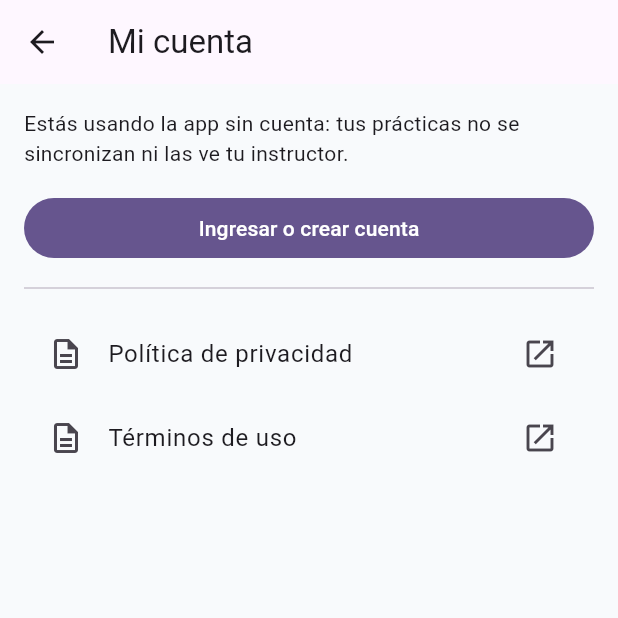
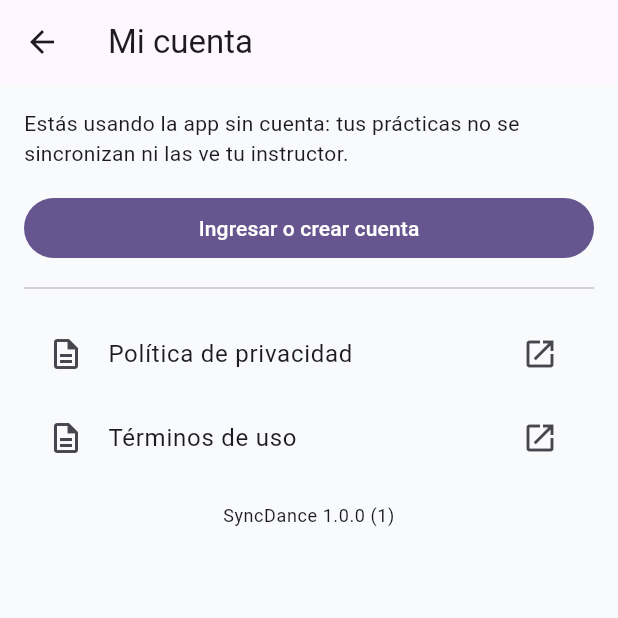
Before and after one commit to Brayanbrx/syncdance, a Flutter app: the HomeScreen screen opened by its route, after a tap on the "account circle" icon, on a phone screen of 412 x 824 dp, the top half of it. Run offline on Flutter 3.47's test engine with Material 3 defaults, Android fonts, the phone set to English and light mode, and no system bars; our stand-ins replace camera, flutter_dotenv, flutter_secure_storage, go_router, package_info_plus, video_player and 1 more; missing offline and left inert: google_mlkit_pose_detection; accounts and stored records are empty; network calls fail.

Commit message:
feat(mobile): avisos de version nueva, informes de fallas e icono para repartir el APK
La app se reparte como APK, sin Google Play:

- Al abrir el inicio pregunta una vez a /api/app/latest/ y, si hay un APK
  con versionCode mayor, ofrece descargarlo e instalarlo encima (se
  conservan practicas y rutinas). Mi cuenta muestra la version instalada,
  lo primero que se pregunta en soporte.
- Una build de release sin servidor HTTPS no intenta conectarse: Android
  bloquea http fuera de las builds de depuracion y solo habria errores de
  red sin explicacion. Muestra que esa copia no tiene servidor configurado.
- Las builds de release envian sus fallas al servidor (tipo, primeras
  lineas de la pila, versiones; sin cuenta ni datos del cuerpo), una vez
  por lugar y como maximo 10 por ejecucion, quitando correos, tokens y
  numeros largos del mensaje.
- scripts/build_release.ps1 compila con el servidor HTTPS y la clave
  propia, se niega si falta algo o si el codigo no supera al publicado e
  imprime tamano y SHA-256.
- Icono propio: una figura bailando sobre el indigo de la marca, con el
  lado izquierdo naranja y el derecho celeste como colorea la app los lados
  del cuerpo; adaptable en Android 8+ y PNG para Android 7.
- El nombre visible es SyncDance en todas partes.

El README de Android corrige la instruccion que compilaba con http (una
build de release no podia conectarse) y explica la publicacion y el VPS.

```diff
--- /dev/null
+++ b/mobile/lib/core/update/update_banner.dart
@@ -0,0 +1,89 @@
+import 'package:flutter/material.dart';
+
+import '../config/web_links.dart';
+import 'app_update.dart';
+
+/// Tells the student a newer APK exists and downloads it in the browser.
+/// Installing it over the current app keeps their practices and routines.
+class UpdateBanner extends StatefulWidget {
+  const UpdateBanner({this.check, this.openPage, super.key});
+
+  /// Defaults to [UpdateChecker.session] (one request per app run).
+  final Future<AppRelease?> Function()? check;
+
+  /// Opens a path of the SyncDance web; defaults to [openWebPage].
+  final Future<bool> Function(String path)? openPage;
+
+  @override
+  State<UpdateBanner> createState() => _UpdateBannerState();
+}
+
+class _UpdateBannerState extends State<UpdateBanner> {
+  AppRelease? _release;
+  bool _dismissed = false;
+
+  @override
+  void initState() {
+    super.initState();
+    (widget.check ?? UpdateChecker.session)().then((release) {
+      if (mounted) setState(() => _release = release);
+    });
+  }
+
+  Future<void> _download(AppRelease release) async {
+    final opened = await (widget.openPage ?? openWebPage)(release.downloadPath);
+    if (!opened && mounted) {
+      ScaffoldMessenger.of(context).showSnackBar(
+        const SnackBar(content: Text('No se pudo abrir el navegador.')),
+      );
+    }
+  }
+
+  @override
+  Widget build(BuildContext context) {
+    final release = _release;
+    if (release == null || _dismissed) return const SizedBox.shrink();
+    final size = release.sizeBytes == null
+        ? ''
+        : ' (${(release.sizeBytes! / (1024 * 1024)).toStringAsFixed(0)} MB)';
+    final scheme = Theme.of(context).colorScheme;
+    return Card(
+      color: scheme.tertiaryContainer,
+      margin: const EdgeInsets.only(bottom: 16),
+      child: Padding(
+        padding: const EdgeInsets.fromLTRB(16, 16, 16, 8),
+        child: Column(
+          crossAxisAlignment: CrossAxisAlignment.start,
+          children: [
+            Text(
+              'Hay una versión nueva: ${release.versionName}',
+              style: Theme.of(context).textTheme.titleMedium,
+            ),
+            const SizedBox(height: 4),
+            Text(
+              'Descárgala$size e instálala encima de esta: tus prácticas y '
+              'rutinas guardadas se conservan.',
+            ),
+            if (release.notes.isNotEmpty) ...[
+              const SizedBox(height: 4),
+              Text(release.notes),
+            ],
+            OverflowBar(
+              alignment: MainAxisAlignment.end,
+              children: [
+                TextButton(
+                  onPressed: () => setState(() => _dismissed = true),
+                  child: const Text('Ahora no'),
+                ),
+                FilledButton(
+                  onPressed: () => _download(release),
+                  child: const Text('Descargar'),
+                ),
+              ],
+            ),
+          ],
+        ),
+      ),
+    );
+  }
+}
--- a/mobile/lib/features/auth/account_screen.dart
+++ b/mobile/lib/features/auth/account_screen.dart
@@ -3,6 +3,7 @@ import 'package:go_router/go_router.dart';
 
 import '../../core/config/web_links.dart';
 import '../../core/network/catalog_session.dart';
+import '../../core/update/app_update.dart';
 import '../routines/reference/catalog_api.dart';
 import '../routines/reference/motion_reference.dart';
 import 'account_data.dart';
@@ -14,9 +15,13 @@ class AccountScreen extends StatelessWidget {
     this.session,
     this.eraseLocal,
     this.openPage,
+    this.version,
     super.key,
   });
   final CatalogSession? session;
+
+  /// The installed version, shown for support; defaults to [InstalledVersion.read].
+  final Future<InstalledVersion?> Function()? version;
 
   /// Opens a web page (privacy, terms) in the browser; defaults to [openWebPage].
   final Future<bool> Function(String path)? openPage;
@@ -51,6 +56,22 @@ class AccountScreen extends StatelessWidget {
             }
           },
         ),
+      // Support asks for it first: which APK is this phone running?
+      FutureBuilder<InstalledVersion?>(
+        future: (version ?? InstalledVersion.read)(),
+        builder: (context, snapshot) {
+          final installed = snapshot.data;
+          if (installed == null) return const SizedBox.shrink();
+          return Padding(
+            padding: const EdgeInsets.all(16),
+            child: Text(
+              'SyncDance ${installed.name} (${installed.code})',
+              textAlign: TextAlign.center,
+              style: Theme.of(context).textTheme.bodySmall,
+            ),
+          );
+        },
+      ),
     ];
     return Scaffold(
       appBar: AppBar(title: const Text('Mi cuenta')),
--- a/mobile/lib/features/auth/login_screen.dart
+++ b/mobile/lib/features/auth/login_screen.dart
@@ -69,7 +69,7 @@ class _LoginScreenState extends State<LoginScreen> {
   @override
   Widget build(BuildContext context) {
     return Scaffold(
-      appBar: AppBar(title: const Text('SyncDance AI')),
+      appBar: AppBar(title: const Text('SyncDance')),
       body: SingleChildScrollView(
         padding: const EdgeInsets.all(24),
         child: Column(
--- a/mobile/lib/features/home/home_screen.dart
+++ b/mobile/lib/features/home/home_screen.dart
@@ -1,5 +1,7 @@
 import 'package:flutter/material.dart';
 import 'package:go_router/go_router.dart';
+
+import '../../core/update/update_banner.dart';
 
 class HomeScreen extends StatelessWidget {
   const HomeScreen({super.key});
@@ -20,6 +22,8 @@ class HomeScreen extends StatelessWidget {
       body: ListView(
         padding: const EdgeInsets.all(16),
         children: [
+          // Outside Google Play this is how a student learns of a new APK.
+          const UpdateBanner(),
           // The main path: the catalog has one-tap Bailar and the best stars.
           Card(
             color: Theme.of(context).colorScheme.primaryContainer,
--- a/mobile/lib/main.dart
+++ b/mobile/lib/main.dart
@@ -1,9 +1,12 @@
 import 'dart:async';
 
+import 'package:flutter/foundation.dart';
 import 'package:flutter/material.dart';
 import 'package:flutter_dotenv/flutter_dotenv.dart';
 import 'package:go_router/go_router.dart';
 
+import 'core/config/api_config.dart';
+import 'core/errors/error_reporter.dart';
 import 'core/network/catalog_session.dart';
 import 'core/routing/app_router.dart';
 import 'core/theme/app_theme.dart';
@@ -12,6 +15,13 @@ import 'features/training/history/session_sync.dart';
 Future<void> main() async {
   WidgetsFlutterBinding.ensureInitialized();
   await dotenv.load(fileName: '.env.example');
+  final problem = ApiConfig.releaseProblem();
+  if (problem != null) {
+    runApp(MisconfiguredApp(problem));
+    return;
+  }
+  // Outside Google Play nobody else tells us the app failed on a phone.
+  if (kReleaseMode) ErrorReporter().install();
   final restored = await catalogSession.restore();
   // Results saved offline go up on the next launch, before any practice.
   if (restored) {
@@ -24,6 +34,28 @@ Future<void> main() async {
   runApp(
     SyncDanceApp(
       router: createAppRouter(initialLocation: restored ? '/home' : '/login'),
+    ),
+  );
+}
+
+/// A release APK built without an HTTPS server: say so instead of failing
+/// every request (see mobile/android/README.md).
+class MisconfiguredApp extends StatelessWidget {
+  const MisconfiguredApp(this.message, {super.key});
+  final String message;
+
+  @override
+  Widget build(BuildContext context) => MaterialApp(
+    title: 'SyncDance',
+    debugShowCheckedModeBanner: false,
+    theme: AppTheme.light,
+    home: Scaffold(
+      body: Center(
+        child: Padding(
+          padding: const EdgeInsets.all(32),
+          child: Text(message, textAlign: TextAlign.center),
+        ),
+      ),
     ),
   );
 }
@@ -48,7 +80,7 @@ class _SyncDanceAppState extends State<SyncDanceApp> {
   @override
   Widget build(BuildContext context) {
     return MaterialApp.router(
-      title: 'SyncDance AI',
+      title: 'SyncDance',
       debugShowCheckedModeBanner: false,
       theme: AppTheme.light,
       routerConfig: _router,
--- a/mobile/pubspec.yaml
+++ b/mobile/pubspec.yaml
@@ -45,6 +45,7 @@ dependencies:
   video_player: 2.14.0
   flutter_secure_storage: 11.2.0
   url_launcher: ^6.3.3
+  package_info_plus: ^10.2.2
 
 dev_dependencies:
   flutter_test:
```
Also changed, not shown: mobile/lib/core/config/api_config.dart (+11 -0 lines), mobile/lib/core/errors/error_reporter.dart (added, +108 -0 lines), mobile/lib/core/update/app_update.dart (added, +114 -0 lines), mobile/pubspec.lock, 14 other files.
